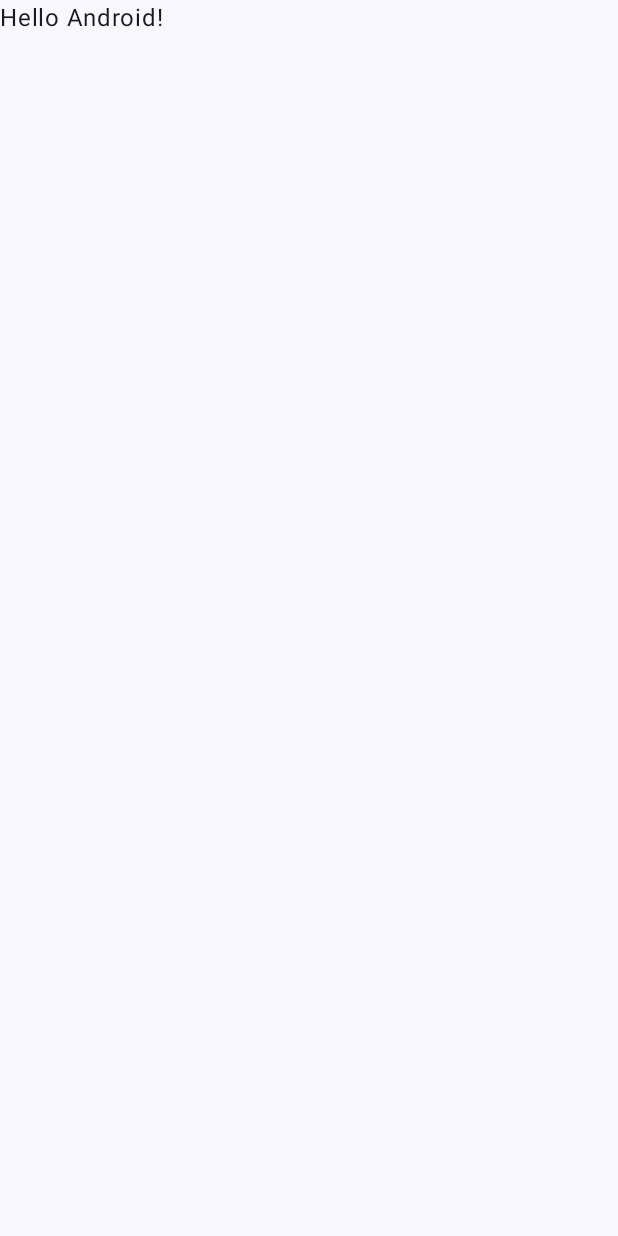
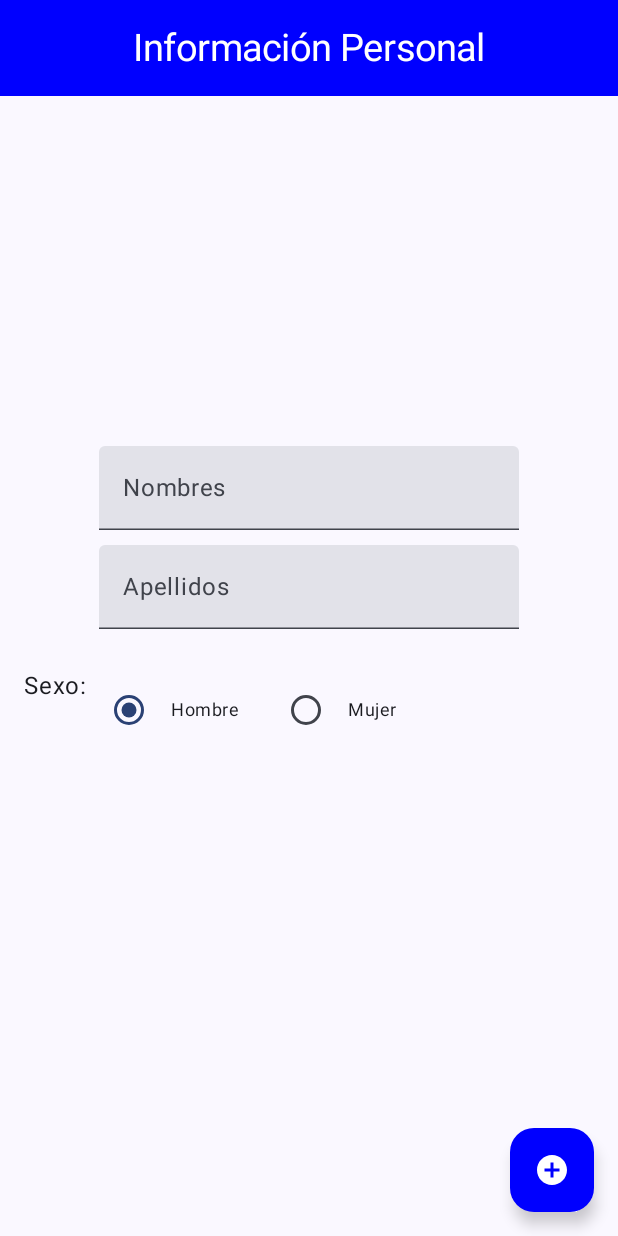
Before and after one commit to hernanudea/LabsCM20232-Gr03, an Android app built with Jetpack Compose: the screen it shows after launch (MainActivity), on a phone screen of 412 x 824 dp. Before the commit the screen is almost empty. Run offline under Robolectric (Android 15) with nearby library versions, the phone set to English and light mode, and no system bars.

Commit message:
Se crea NavManager, y componentes varios

```diff
--- a/Lab1-UI/build.gradle.kts
+++ b/Lab1-UI/build.gradle.kts
@@ -66,4 +66,5 @@ dependencies {
     androidTestImplementation("androidx.compose.ui:ui-test-junit4")
     debugImplementation("androidx.compose.ui:ui-tooling")
     debugImplementation("androidx.compose.ui:ui-test-manifest")
+    implementation("androidx.navigation:navigation-compose:2.5.3")
 }
--- a/Lab1-UI/src/main/java/co/edu/udea/compumovil/gr03_20232/lab1/MainActivity.kt
+++ b/Lab1-UI/src/main/java/co/edu/udea/compumovil/gr03_20232/lab1/MainActivity.kt
@@ -3,13 +3,9 @@ package co.edu.udea.compumovil.gr03_20232.lab1
 import android.os.Bundle
 import androidx.activity.ComponentActivity
 import androidx.activity.compose.setContent
-import androidx.compose.foundation.layout.fillMaxSize
-import androidx.compose.material3.MaterialTheme
-import androidx.compose.material3.Surface
-import androidx.compose.material3.Text
 import androidx.compose.runtime.Composable
-import androidx.compose.ui.Modifier
 import androidx.compose.ui.tooling.preview.Preview
+import co.edu.udea.compumovil.gr03_20232.lab1.navigation.NavManager
 import co.edu.udea.compumovil.gr03_20232.lab1.ui.theme.LabsCM20232Gr03Theme
 
 class MainActivity : ComponentActivity() {
@@ -17,30 +13,17 @@ class MainActivity : ComponentActivity() {
         super.onCreate(savedInstanceState)
         setContent {
             LabsCM20232Gr03Theme {
-                // A surface container using the 'background' color from the theme
-                Surface(
-                    modifier = Modifier.fillMaxSize(),
-                    color = MaterialTheme.colorScheme.background
-                ) {
-                    Greeting("Android")
-                }
+                NavManager()
             }
         }
     }
 }
 
-@Composable
-fun Greeting(name: String, modifier: Modifier = Modifier) {
-    Text(
-        text = "Hello $name!",
-        modifier = modifier
-    )
-}
 
 @Preview(showBackground = true)
 @Composable
 fun GreetingPreview() {
     LabsCM20232Gr03Theme {
-        Greeting("Android")
+        NavManager()
     }
 }
--- /dev/null
+++ b/Lab1-UI/src/main/java/co/edu/udea/compumovil/gr03_20232/lab1/components/BarComponent.kt
@@ -0,0 +1,37 @@
+package co.edu.udea.compumovil.gr03_20232.lab1.components
+
+
+import androidx.compose.material.icons.Icons
+import androidx.compose.material.icons.filled.AddCircle
+import androidx.compose.material3.FloatingActionButton
+import androidx.compose.material3.Icon
+import androidx.compose.material3.IconButton
+import androidx.compose.material3.Text
+import androidx.compose.runtime.Composable
+import androidx.compose.ui.graphics.Color
+import androidx.compose.ui.graphics.vector.ImageVector
+import androidx.compose.ui.unit.sp
+
+
+@Composable
+fun TitleBar(name: String) {
+    Text(text = name, fontSize = 25.sp, color = Color.White)
+}
+
+@Composable
+fun ActionButton() {
+    FloatingActionButton(
+        onClick = { /*TODO*/ },
+        containerColor = Color.Blue,
+        contentColor = Color.White
+    ) {
+        Icon(imageVector = Icons.Default.AddCircle, contentDescription = "Add new item")
+    }
+}
+
+@Composable
+fun MainIconButton(icon: ImageVector, onClick: () -> Unit) {
+    IconButton(onClick = onClick) {
+        Icon(imageVector = icon, contentDescription = null, tint = Color.White)
+    }
+}
--- /dev/null
+++ b/Lab1-UI/src/main/java/co/edu/udea/compumovil/gr03_20232/lab1/components/BodyComponent.kt
@@ -0,0 +1,113 @@
+package co.edu.udea.compumovil.gr03_20232.lab1.components
+
+import androidx.compose.foundation.layout.Column
+import androidx.compose.foundation.layout.Row
+import androidx.compose.foundation.layout.Spacer
+import androidx.compose.foundation.layout.fillMaxSize
+import androidx.compose.foundation.layout.fillMaxWidth
+import androidx.compose.foundation.layout.height
+import androidx.compose.foundation.layout.padding
+import androidx.compose.foundation.selection.selectable
+import androidx.compose.foundation.selection.selectableGroup
+import androidx.compose.material3.Button
+import androidx.compose.material3.ButtonDefaults
+import androidx.compose.material3.MaterialTheme
+import androidx.compose.material3.RadioButton
+import androidx.compose.material3.RadioButtonColors
+import androidx.compose.material3.RadioButtonDefaults
+import androidx.compose.material3.Text
+import androidx.compose.runtime.Composable
+import androidx.compose.ui.Alignment
+import androidx.compose.ui.Modifier
+import androidx.compose.ui.graphics.Color
+import androidx.compose.ui.semantics.Role
+import androidx.compose.ui.text.font.FontWeight
+import androidx.compose.ui.unit.dp
+import androidx.compose.ui.unit.sp
+
+
+@Composable
+fun TitleView(name: String) {
+    Text(
+        text = name,
+        fontSize = 40.sp,
+        fontWeight = FontWeight.Bold
+    )
+}
+
+@Composable
+fun Space() {
+    Spacer(modifier = Modifier.height(10.dp))
+}
+
+@Composable
+fun MainButton(name: String, backColor: Color, color: Color, onClick: () -> Unit) {
+    Button(
+        onClick = onClick, colors = ButtonDefaults.buttonColors(
+            contentColor = color,
+            containerColor = backColor
+        )
+    ) {
+        Text(text = name)
+    }
+}
+
+
+/***************************************radio button*********************************/
+
+@Composable
+fun LabelledRadioButton(
+    modifier: Modifier = Modifier,
+    label: String,
+    selected: Boolean,
+    onClick: (() -> Unit)?,
+    enabled: Boolean = true,
+    colors: RadioButtonColors = RadioButtonDefaults.colors()
+) {
+
+    Row(
+        modifier = modifier
+            .padding(horizontal = 16.dp)
+            .height(56.dp),
+        verticalAlignment = Alignment.CenterVertically
+    ) {
+        RadioButton(
+            selected = selected,
+            onClick = onClick,
+            enabled = enabled,
+            colors = colors
+        )
+
+        Text(
+            text = label,
+            style = MaterialTheme.typography.bodySmall.merge(),
+            modifier = Modifier.padding(start = 16.dp)
+        )
+    }
+}
+
+@Composable
+fun RadioGroupWithSelectable(
+    modifier: Modifier,
+    items: List<String>,
+    selection: String,
+    onItemClick: ((String) -> Unit),
+    textlabel: String
+) {
+    Row(modifier = modifier.selectableGroup()) {
+        Text(text = textlabel)
+        items.forEach { item ->
+            LabelledRadioButton(
+                modifier = Modifier
+                    .selectable(
+                        selected = item == selection,
+                        onClick = { onItemClick(item) },
+                        role = Role.RadioButton
+                    ),
+                label = item,
+                selected = item == selection,
+                onClick = null
+            )
+        }
+    }
+}
--- /dev/null
+++ b/Lab1-UI/src/main/java/co/edu/udea/compumovil/gr03_20232/lab1/navigation/NavManager.kt
@@ -0,0 +1,30 @@
+package co.edu.udea.compumovil.gr03_20232.lab1.navigation
+
+import androidx.compose.runtime.Composable
+import androidx.navigation.NavType
+import androidx.navigation.compose.NavHost
+import androidx.navigation.compose.composable
+import androidx.navigation.compose.rememberNavController
+import androidx.navigation.navArgument
+import co.edu.udea.compumovil.gr03_20232.lab1.views.ContactDataActivityView
+import co.edu.udea.compumovil.gr03_20232.lab1.views.HomePersonalDataActivityView
+
+@Composable
+fun NavManager() {
+    val navController = rememberNavController()
+    NavHost(navController = navController, startDestination = "Home") {
+        composable("Home") {
+            HomePersonalDataActivityView(navController)
+        }
+        composable(
+            "Details/{id}/?{optional}", arguments = listOf(
+                navArgument("id") { type = NavType.StringType },
+                navArgument("optional") { type = NavType.StringType },
+            )
+        ) {
+            val id = it.arguments?.getString("id") ?: "0"
+            val optional = it.arguments?.getString("optional") ?: ""
+            ContactDataActivityView(navController, id, optional)
+        }
+    }
+}
--- /dev/null
+++ b/Lab1-UI/src/main/java/co/edu/udea/compumovil/gr03_20232/lab1/views/PersonalDataActivity.kt
@@ -0,0 +1,95 @@
+package co.edu.udea.compumovil.gr03_20232.lab1.views
+
+import android.annotation.SuppressLint
+import androidx.compose.material3.ExperimentalMaterial3Api
+import androidx.compose.foundation.layout.Arrangement
+import androidx.compose.foundation.layout.Column
+import androidx.compose.foundation.layout.Row
+import androidx.compose.foundation.layout.fillMaxSize
+import androidx.compose.foundation.layout.fillMaxWidth
+import androidx.compose.foundation.layout.padding
+import androidx.compose.foundation.layout.width
+import androidx.compose.material3.CenterAlignedTopAppBar
+import androidx.compose.material3.RadioButton
+import androidx.compose.material3.Scaffold
+import androidx.compose.material3.Text
+import androidx.compose.material3.TextField
+import androidx.compose.material3.TopAppBarDefaults
+import androidx.compose.runtime.Composable
+import androidx.compose.runtime.getValue
+import androidx.compose.runtime.mutableStateOf
+import androidx.compose.runtime.remember
+import androidx.compose.runtime.setValue
+import androidx.compose.ui.Alignment
+import androidx.compose.ui.Modifier
+import androidx.compose.ui.graphics.Color
+import androidx.compose.ui.unit.dp
+import androidx.navigation.NavController
+import co.edu.udea.compumovil.gr03_20232.lab1.components.ActionButton
+import co.edu.udea.compumovil.gr03_20232.lab1.components.RadioGroupWithSelectable
+import co.edu.udea.compumovil.gr03_20232.lab1.components.Space
+import co.edu.udea.compumovil.gr03_20232.lab1.components.TitleBar
+
+
+@SuppressLint("UnusedMaterial3ScaffoldPaddingParameter")
+@OptIn(ExperimentalMaterial3Api::class)
+@Composable
+fun HomePersonalDataActivityView(navController: NavController) {
+    Scaffold(topBar = {
+        CenterAlignedTopAppBar(
+            title = { TitleBar(name = "Información Personal") }, // ToDo
+            colors = TopAppBarDefaults.centerAlignedTopAppBarColors(
+                containerColor = Color.Blue
+            )
+        )
+    }, floatingActionButton = {
+        ActionButton()
+    }
+    ) {
+        ContentPersonalDataActivity(navController)
+    }
+}
+
+@OptIn(ExperimentalMaterial3Api::class)
+@Composable
+fun ContentPersonalDataActivity(navController: NavController) {
+    var name by remember { mutableStateOf("") }
+    var lastName by remember { mutableStateOf("") }
+    Column(
+        modifier = Modifier.fillMaxSize(),
+        verticalArrangement = Arrangement.Center,
+        horizontalAlignment = Alignment.CenterHorizontally
+    ) {
+
+        TextField(
+            value = name,
+            onValueChange = { name = it },
+            label = { Text(text = "Nombres") })
+        Space()
+        TextField(
+            value = lastName,
+            onValueChange = { lastName = it },
+            label = { Text(text = "Apellidos") })
+        Space()
+        val SexOptions = listOf("Hombre", "Mujer")
+        val currentSelection = remember { mutableStateOf(SexOptions.first()) }
+
+        RadioGroupWithSelectable(
+            modifier = Modifier
+                .padding(16.dp)
+                .fillMaxWidth(),
+            items = SexOptions,
+            selection = currentSelection.value,
+            onItemClick = { clickedItem ->
+                currentSelection.value = clickedItem
+            },
+            "Sexo:"
+        )
+        Space()
+
+
+        //        MainButton(name = "Detail View", backColor = Color.Blue, color = Color.White) {
+//            navController.navigate("Details/${id}/?${name}")
+//        }
+    }
+}
--- a/Lab1-UI/src/main/res/values/strings.xml
+++ b/Lab1-UI/src/main/res/values/strings.xml
@@ -1,3 +1,4 @@
 <resources>
     <string name="app_name">LabsCM20232-Gr03</string>
+    <string name="personal_data_title">Personal Data</string>
 </resources>
```
Also changed, not shown: Lab1-UI/src/main/java/co/edu/udea/compumovil/gr03_20232/lab1/views/ContactDataActivity.kt (added, +71 -0 lines).
